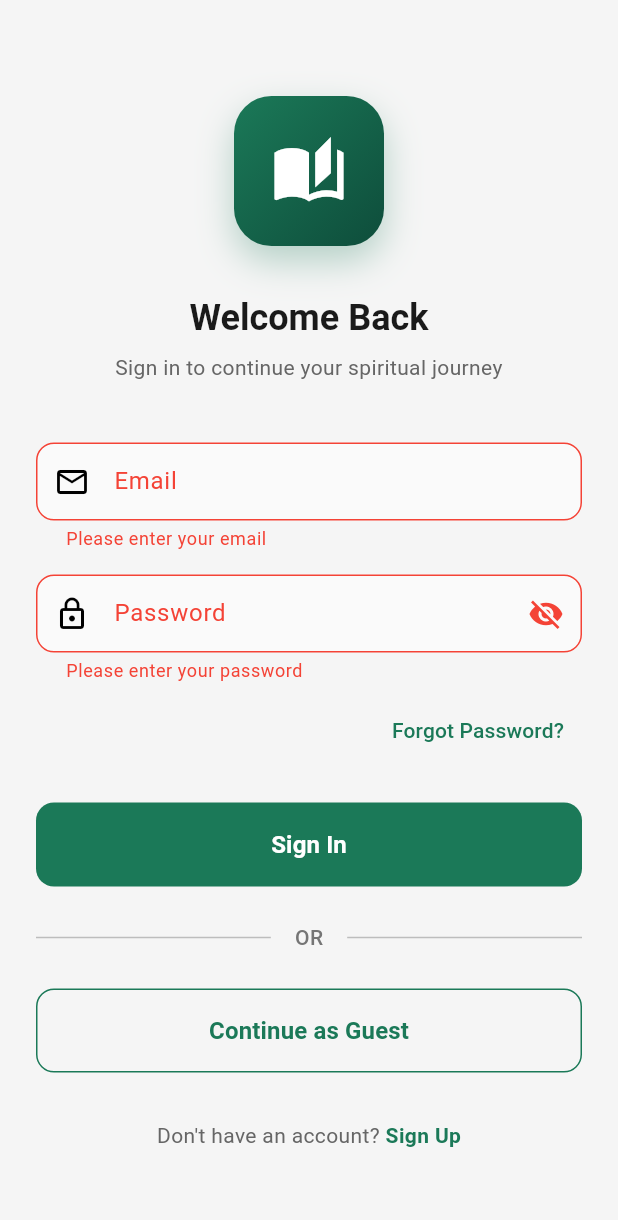
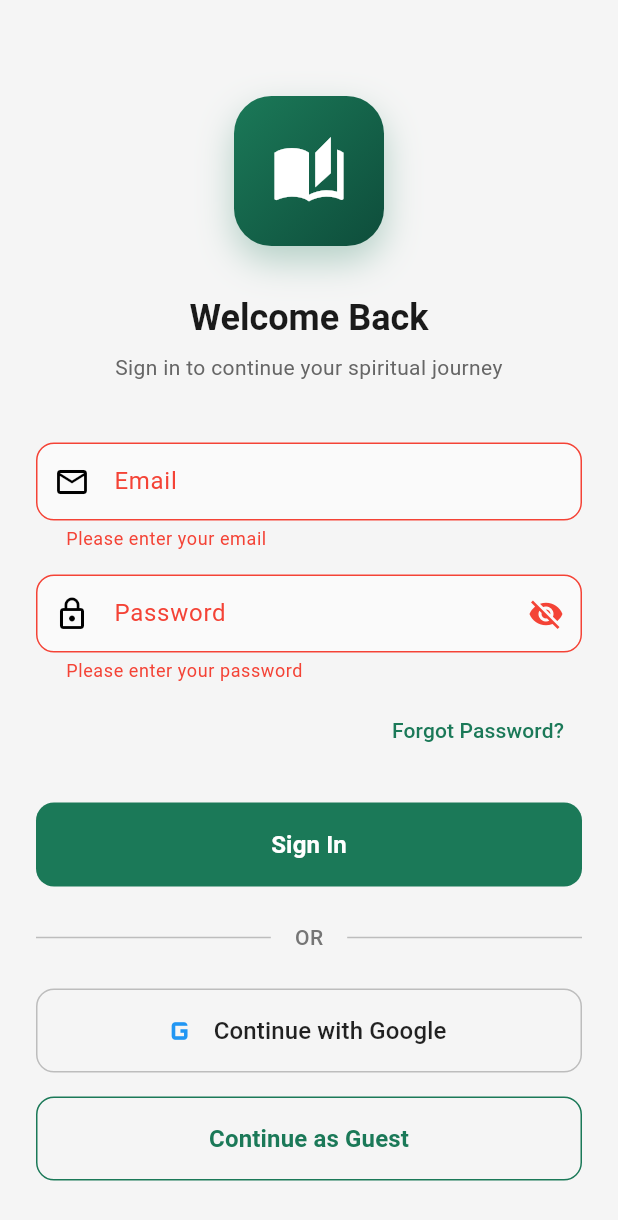
Before and after one commit to ChariSaladh/NobleQuran, a Flutter app: the screen it shows after launch, after a tap on "Sign In", on a phone screen of 412 x 824 dp. Shown: the top 1220 px of the screen. Run offline on Flutter 3.47's test engine with Material 3 defaults, Android fonts, the phone set to English and light mode, and no system bars; our stand-ins replace audio_service, firebase_auth, firebase_core, google_sign_in, just_audio, share_plus and 1 more; accounts and stored records are empty.

Commit message:
Add Google Sign In and success messages

```diff
--- a/lib/screens/sign_in_screen.dart
+++ b/lib/screens/sign_in_screen.dart
@@ -34,7 +34,14 @@ class _SignInScreenState extends State<SignInScreen> {
         password: _passwordController.text,
       );
 
-      if (!success && mounted) {
+      if (success && mounted) {
+        ScaffoldMessenger.of(context).showSnackBar(
+          const SnackBar(
+            content: Text('Signed in successfully! Welcome back!'),
+            backgroundColor: Colors.green,
+          ),
+        );
+      } else if (!success && mounted) {
         ScaffoldMessenger.of(context).showSnackBar(
           SnackBar(
             content: Text(authProvider.error ?? 'Sign in failed'),
@@ -285,6 +292,58 @@ class _SignInScreenState extends State<SignInScreen> {
                   ],
                 ),
                 const SizedBox(height: 24),
+                // Google Sign In button
+                SizedBox(
+                  height: 56,
+                  child: OutlinedButton.icon(
+                    onPressed: () async {
+                      final authProvider = context.read<AuthProvider>();
+                      final success = await authProvider.signInWithGoogle();
+
+                      if (success && mounted) {
+                        ScaffoldMessenger.of(context).showSnackBar(
+                          const SnackBar(
+                            content: Text(
+                              'Signed in successfully! Welcome back!',
+                            ),
+                            backgroundColor: Colors.green,
+                          ),
+                        );
+                      } else if (!success &&
+                          mounted &&
+                          authProvider.error != null) {
+                        ScaffoldMessenger.of(context).showSnackBar(
+                          SnackBar(
+                            content: Text(
+                              authProvider.error ?? 'Sign in failed',
+                            ),
+                            backgroundColor: Colors.red,
+                          ),
+                        );
+                      }
+                    },
+                    style: OutlinedButton.styleFrom(
+                      foregroundColor: isDark ? Colors.white : Colors.black87,
+                      side: BorderSide(color: Colors.grey.shade400),
+                      shape: RoundedRectangleBorder(
+                        borderRadius: BorderRadius.circular(12),
+                      ),
+                    ),
+                    icon: const Icon(
+                      Icons.g_mobiledata,
+                      size: 28,
+                      color: Colors.blue,
+                    ),
+                    label: const Text(
+                      'Continue with Google',
+                      style: TextStyle(
+                        fontSize: 16,
+                        fontWeight: FontWeight.w500,
+                      ),
+                    ),
+                  ),
+                ),
+                const SizedBox(height: 16),
                 // Continue as guest
                 SizedBox(
                   height: 56,
--- a/pubspec.yaml
+++ b/pubspec.yaml
@@ -21,6 +21,7 @@ dependencies:
   # Firebase
   firebase_core: ^3.8.0
   firebase_auth: ^5.3.3
+  google_sign_in: ^6.2.2
 
   # Audio playback for Quran recitation
   audioplayers: ^6.1.0
```
Also changed, not shown: lib/providers/auth_provider.dart (+60 -0 lines), lib/screens/sign_up_screen.dart (+62 -1 lines), pubspec.lock, 2 other files.
